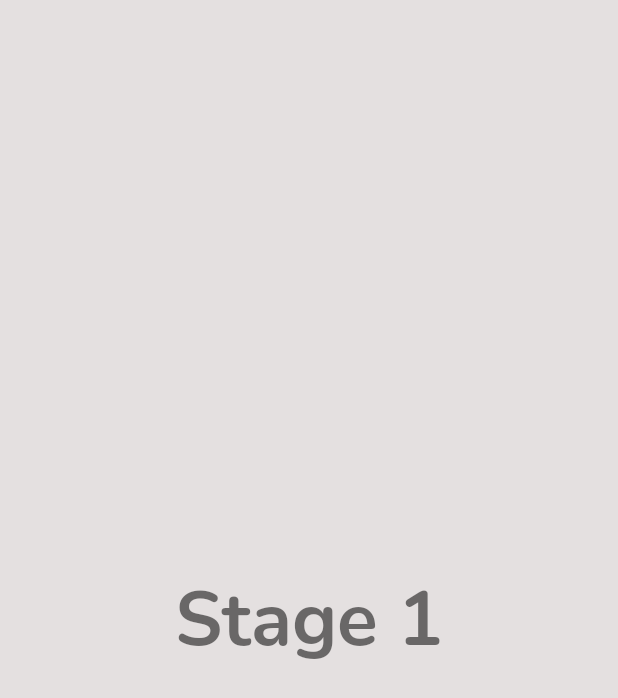
After one commit to Romano125/fat-finger-syndrome-analisys, an Android app: the layout activity_stage_one.xml on its own in the app's theme, with its tools: preview values and no code run, on a phone screen of 412 x 824 dp. The commit adds this screen. Shown: the top 698 px of the screen. Run offline under Robolectric (Android 15) with nearby library versions, the phone set to English and light mode, and no system bars.

Commit message:
Create stage one activity and view

```diff
--- a/app/src/main/java/com/touchy/app/Activities/SplashActivity.java
+++ b/app/src/main/java/com/touchy/app/Activities/SplashActivity.java
@@ -51,7 +51,7 @@ public class SplashActivity extends AppCompatActivity {
         Thread timer = new Thread() {
             public void run() {
                 try {
-                    sleep(10000);
+                    sleep(7000);
                 } catch (InterruptedException e) {
                     e.printStackTrace();
                 } finally {
--- a/app/src/main/res/layout/activity_calibration_setup.xml
+++ b/app/src/main/res/layout/activity_calibration_setup.xml
@@ -2,9 +2,9 @@
 <androidx.constraintlayout.widget.ConstraintLayout
     xmlns:android="http://schemas.android.com/apk/res/android"
     xmlns:app="http://schemas.android.com/apk/res-auto"
-    xmlns:tools="http://schemas.android.com/tools"
     android:layout_width="match_parent"
-    android:layout_height="match_parent" android:background="#E4E0E0">
+    android:layout_height="match_parent"
+    android:background="#E4E0E0">
 
     <com.google.android.material.textview.MaterialTextView
         android:id="@+id/appName"
@@ -128,6 +128,7 @@
         android:layout_height="wrap_content"
         android:layout_marginTop="32dp"
         android:text="Start"
+        android:onClick="goToStageOne"
         app:layout_constraintBottom_toBottomOf="parent"
         app:layout_constraintEnd_toEndOf="parent"
         app:layout_constraintStart_toStartOf="parent"
--- /dev/null
+++ b/app/src/main/res/layout/activity_stage_one.xml
@@ -0,0 +1,32 @@
+<?xml version="1.0" encoding="utf-8"?>
+<androidx.constraintlayout.widget.ConstraintLayout xmlns:android="http://schemas.android.com/apk/res/android"
+    xmlns:app="http://schemas.android.com/apk/res-auto"
+    xmlns:tools="http://schemas.android.com/tools"
+    android:layout_width="match_parent"
+    android:layout_height="match_parent"
+    tools:context=".Activities.StageOneActivity"
+    android:background="#E4E0E0">
+
+    <com.google.android.material.textview.MaterialTextView
+        android:id="@+id/stageOneInfo"
+        android:layout_width="wrap_content"
+        android:layout_height="wrap_content"
+        android:fontFamily="@font/nunito"
+        android:text="Stage 1"
+        android:textSize="50sp"
+        app:layout_constraintBottom_toBottomOf="parent"
+        app:layout_constraintEnd_toEndOf="parent"
+        app:layout_constraintStart_toStartOf="parent"
+        app:layout_constraintTop_toTopOf="parent" />
+
+    <com.touchy.app.Views.StageOneView
+        android:id="@+id/stageOneView"
+        android:layout_width="match_parent"
+        android:layout_height="match_parent"
+        app:layout_constraintBottom_toBottomOf="parent"
+        app:layout_constraintEnd_toEndOf="parent"
+        app:layout_constraintStart_toStartOf="parent"
+        app:layout_constraintTop_toTopOf="parent"
+        android:visibility="gone" />
+
+</androidx.constraintlayout.widget.ConstraintLayout>
```
Also changed, not shown: app/src/main/java/com/touchy/app/Activities/CalibrationSetupActivity.java (+20 -0 lines), app/src/main/java/com/touchy/app/Activities/StageOneActivity.java (added, +54 -0 lines), app/src/main/java/com/touchy/app/Views/StageOneView.java (added, +233 -0 lines), app/src/main/res/values/attrs_stage_one_view.xml (added, +8 -0 lines).
